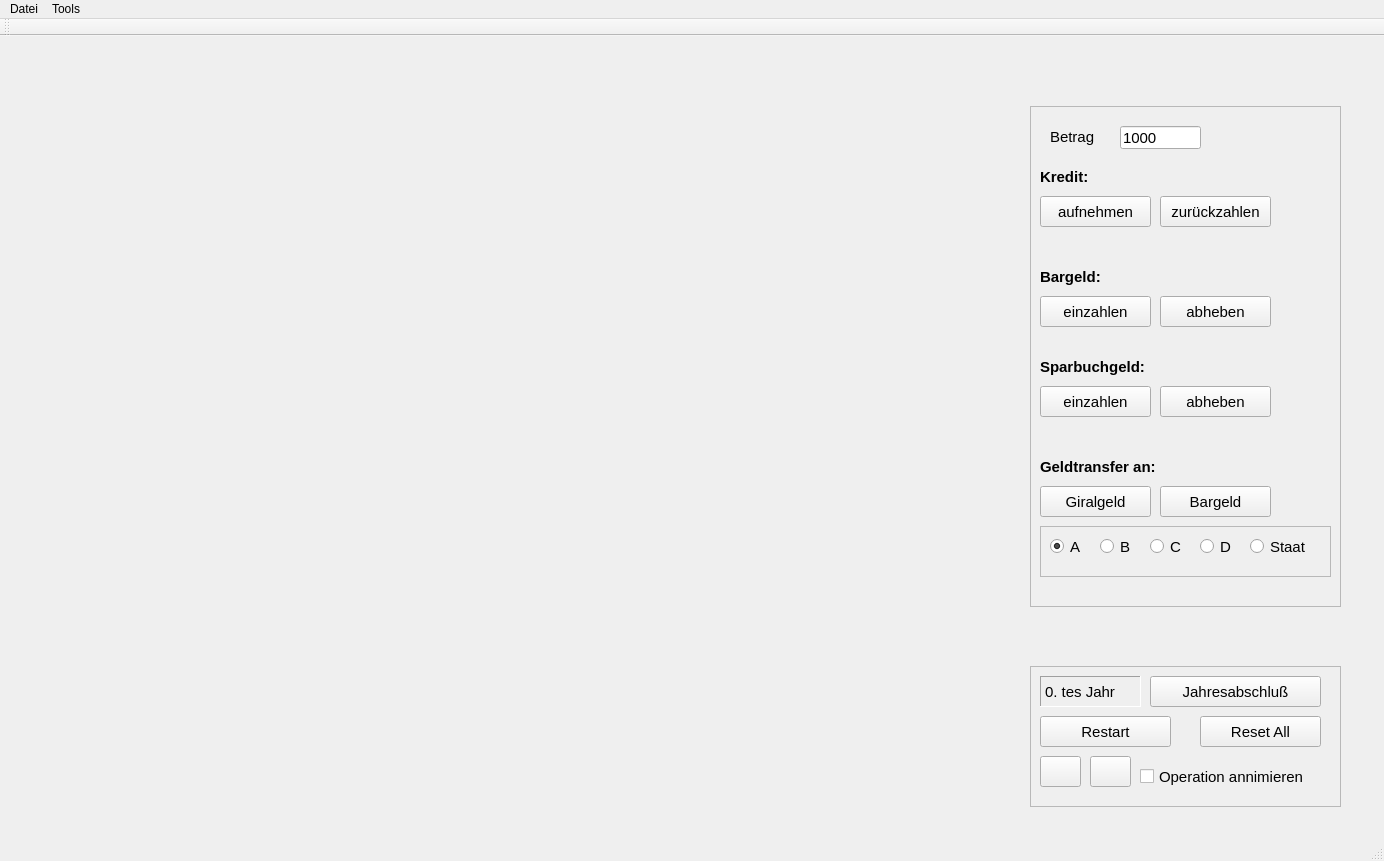
This is mainwindow.ui in FankStimmel/Bankbilanz as Qt 5 draws it before an edit. The edited form follows.
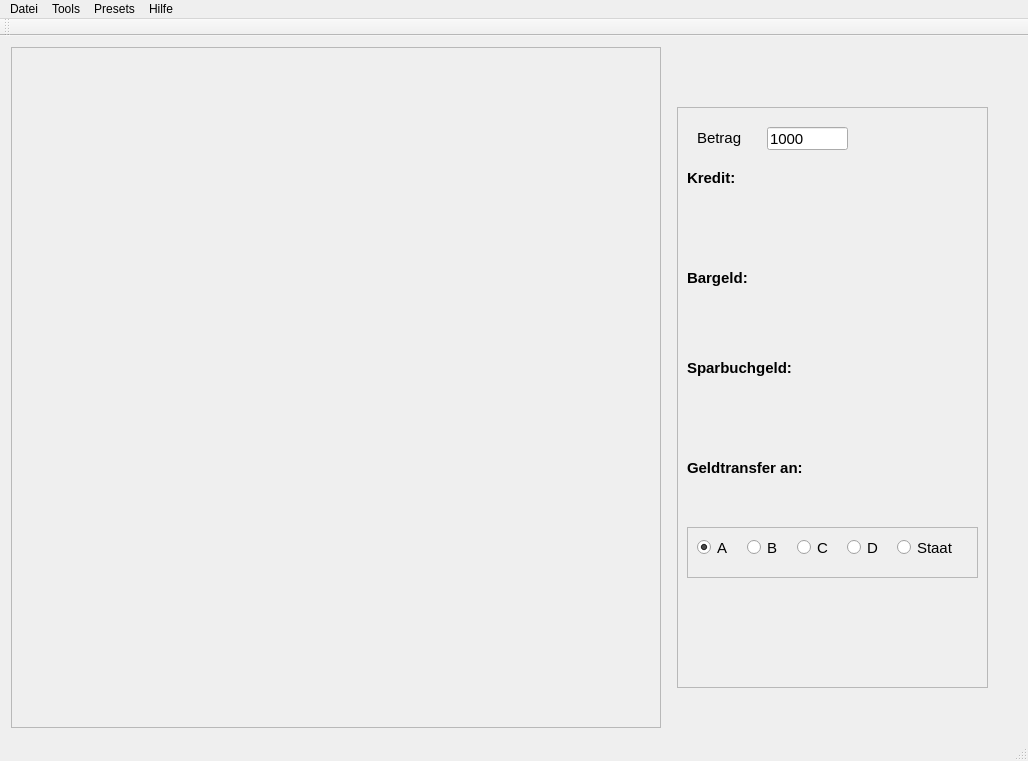
This is the edited form. The open tabs and pages were chosen to show the change.

```diff
--- a/mainwindow.ui
+++ b/mainwindow.ui
@@ -6,34 +6,68 @@
    <rect>
     <x>0</x>
     <y>0</y>
-    <width>1384</width>
-    <height>861</height>
+    <width>1024</width>
+    <height>761</height>
    </rect>
   </property>
   <property name="windowTitle">
    <string>Bank - Bilanz - Rechner</string>
   </property>
   <widget class="QWidget" name="centralWidget">
+   <layout class="QHBoxLayout" name="horizontalLayout">
+    <item>
+     <widget class="QFrame" name="frameViewport">
+      <property name="sizePolicy">
+       <sizepolicy hsizetype="Minimum" vsizetype="Minimum">
+        <horstretch>0</horstretch>
+        <verstretch>0</verstretch>
+       </sizepolicy>
+      </property>
+      <property name="minimumSize">
+       <size>
+        <width>650</width>
+        <height>650</height>
+       </size>
+      </property>
+      <property name="frameShape">
+       <enum>QFrame::StyledPanel</enum>
+      </property>
+      <property name="frameShadow">
+       <enum>QFrame::Raised</enum>
+      </property>
+     </widget>
+    </item>
+    <item>
    <widget class="QStackedWidget" name="stackedWidget">
-    <property name="geometry">
-     <rect>
-      <x>1020</x>
-      <y>10</y>
-      <width>331</width>
-      <height>601</height>
-     </rect>
+      <property name="sizePolicy">
+       <sizepolicy hsizetype="Fixed" vsizetype="Preferred">
+        <horstretch>0</horstretch>
+        <verstretch>0</verstretch>
+       </sizepolicy>
+      </property>
+      <property name="minimumSize">
+       <size>
+        <width>350</width>
+        <height>400</height>
+       </size>
+      </property>
+      <property name="maximumSize">
+       <size>
+        <width>350</width>
+        <height>16777215</height>
+       </size>
     </property>
     <property name="currentIndex">
-     <number>5</number>
+       <number>6</number>
     </property>
     <widget class="QWidget" name="page">
-     <widget class="QFrame" name="frame">
+       <widget class="QFrame" name="frameAktionDesKunden">
       <property name="geometry">
        <rect>
         <x>10</x>
         <y>60</y>
         <width>311</width>
-        <height>501</height>
+          <height>581</height>
        </rect>
       </property>
       <property name="font">
@@ -89,122 +123,6 @@
         <string>1000</string>
        </property>
       </widget>
-      <widget class="QPushButton" name="pushButtonKreditBeiDerBankAufnehmen">
-       <property name="geometry">
-        <rect>
-         <x>10</x>
-         <y>90</y>
-         <width>111</width>
-         <height>31</height>
-        </rect>
-       </property>
-       <property name="font">
-        <font>
-         <pointsize>11</pointsize>
-         <weight>50</weight>
-         <bold>false</bold>
-        </font>
-       </property>
-       <property name="text">
-        <string>aufnehmen</string>
-       </property>
-      </widget>
-      <widget class="QPushButton" name="pushButtonKreditBeiDerBankZurueckzahlen">
-       <property name="geometry">
-        <rect>
-         <x>130</x>
-         <y>90</y>
-         <width>111</width>
-         <height>31</height>
-        </rect>
-       </property>
-       <property name="font">
-        <font>
-         <pointsize>11</pointsize>
-         <weight>50</weight>
-         <bold>false</bold>
-        </font>
-       </property>
-       <property name="text">
-        <string>zurückzahlen</string>
-       </property>
-      </widget>
-      <widget class="QPushButton" name="pushButtonBargeldAmBankschalterEinzahlen">
-       <property name="geometry">
-        <rect>
-         <x>10</x>
-         <y>190</y>
-         <width>111</width>
-         <height>31</height>
-        </rect>
-       </property>
-       <property name="font">
-        <font>
-         <weight>50</weight>
-         <bold>false</bold>
-        </font>
-       </property>
-       <property name="text">
-        <string>einzahlen</string>
-       </property>
-      </widget>
-      <widget class="QPushButton" name="pushButtonBargeldAmBankschalterAbheben">
-       <property name="geometry">
-        <rect>
-         <x>130</x>
-         <y>190</y>
-         <width>111</width>
-         <height>31</height>
-        </rect>
-       </property>
-       <property name="font">
-        <font>
-         <weight>50</weight>
-         <bold>false</bold>
-        </font>
-       </property>
-       <property name="text">
-        <string>abheben</string>
-       </property>
-      </widget>
-      <widget class="QPushButton" name="pushButtonGiralgeldUeberweisen">
-       <property name="geometry">
-        <rect>
-         <x>10</x>
-         <y>380</y>
-         <width>111</width>
-         <height>31</height>
-        </rect>
-       </property>
-       <property name="font">
-        <font>
-         <weight>50</weight>
-         <bold>false</bold>
-        </font>
-       </property>
-       <property name="text">
-        <string>Giralgeld</string>
-       </property>
-      </widget>
-      <widget class="QPushButton" name="pushButtonPersonGibtAndererPersonBargeld">
-       <property name="geometry">
-        <rect>
-         <x>130</x>
-         <y>380</y>
-         <width>111</width>
-         <height>31</height>
-        </rect>
-       </property>
-       <property name="font">
-        <font>
-         <weight>50</weight>
-         <bold>false</bold>
-        </font>
-       </property>
-       <property name="text">
-        <string>Bargeld</string>
-       </property>
-      </widget>
       <widget class="QFrame" name="frame_2">
        <property name="geometry">
         <rect>
@@ -371,54 +289,16 @@
         <string>Sparbuchgeld:</string>
        </property>
       </widget>
-      <widget class="QPushButton" name="pushButtonSparbuchgeldEinzahlen">
-       <property name="geometry">
-        <rect>
-         <x>10</x>
-         <y>280</y>
-         <width>111</width>
-         <height>31</height>
-        </rect>
-       </property>
-       <property name="font">
-        <font>
-         <weight>50</weight>
-         <bold>false</bold>
-        </font>
-       </property>
-       <property name="text">
-        <string>einzahlen</string>
-       </property>
-      </widget>
-      <widget class="QPushButton" name="pushButtonSparbuchgeldAbheben">
-       <property name="geometry">
-        <rect>
-         <x>130</x>
-         <y>280</y>
-         <width>111</width>
-         <height>31</height>
-        </rect>
-       </property>
-       <property name="font">
-        <font>
-         <weight>50</weight>
-         <bold>false</bold>
-        </font>
-       </property>
-       <property name="text">
-        <string>abheben</string>
-       </property>
-      </widget>
      </widget>
     </widget>
     <widget class="QWidget" name="page_3">
-     <widget class="QFrame" name="frame_3">
+       <widget class="QFrame" name="frameAktionDerBank">
       <property name="geometry">
        <rect>
         <x>10</x>
         <y>60</y>
         <width>311</width>
-        <height>531</height>
+          <height>611</height>
        </rect>
       </property>
       <property name="frameShape">
@@ -463,104 +343,6 @@
         <string>1000</string>
        </property>
       </widget>
-      <widget class="QPushButton" name="pushButtonKrediteBeiDerZentralbankAufnehmen">
-       <property name="geometry">
-        <rect>
-         <x>10</x>
-         <y>90</y>
-         <width>131</width>
-         <height>31</height>
-        </rect>
-       </property>
-       <property name="font">
-        <font>
-         <pointsize>11</pointsize>
-         <weight>50</weight>
-         <bold>false</bold>
-        </font>
-       </property>
-       <property name="text">
-        <string>aufnehmen</string>
-       </property>
-      </widget>
-      <widget class="QPushButton" name="pushButtonKrediteBeiDerZentralbankZurueckzahlen">
-       <property name="geometry">
-        <rect>
-         <x>150</x>
-         <y>90</y>
-         <width>141</width>
-         <height>31</height>
-        </rect>
-       </property>
-       <property name="font">
-        <font>
-         <pointsize>11</pointsize>
-         <weight>50</weight>
-         <bold>false</bold>
-        </font>
-       </property>
-       <property name="text">
-        <string>zurückzahlen</string>
-       </property>
-      </widget>
-      <widget class="QPushButton" name="pushButtonBargeldInZentralbankgeld">
-       <property name="geometry">
-        <rect>
-         <x>110</x>
-         <y>180</y>
-         <width>51</width>
-         <height>31</height>
-        </rect>
-       </property>
-       <property name="font">
-        <font>
-         <pointsize>11</pointsize>
-         <weight>50</weight>
-         <bold>false</bold>
-        </font>
-       </property>
-       <property name="text">
-        <string> -&gt; </string>
-       </property>
-      </widget>
-      <widget class="QPushButton" name="pushButtonZentralbankgeldInBargeld">
-       <property name="geometry">
-        <rect>
-         <x>110</x>
-         <y>220</y>
-         <width>51</width>
-         <height>31</height>
-        </rect>
-       </property>
-       <property name="font">
-        <font>
-         <pointsize>11</pointsize>
-         <weight>50</weight>
-         <bold>false</bold>
-        </font>
-       </property>
-       <property name="text">
-        <string>&lt;-</string>
-       </property>
-      </widget>
-      <widget class="QPushButton" name="pushButtonBankVerkauftStaatsanleihenAnZBank">
-       <property name="geometry">
-        <rect>
-         <x>10</x>
-         <y>310</y>
-         <width>281</width>
-         <height>31</height>
-        </rect>
-       </property>
-       <property name="font">
-        <font>
-         <pointsize>11</pointsize>
-        </font>
-       </property>
-       <property name="text">
-        <string>an Z-Bank verkaufen</string>
-       </property>
-      </widget>
       <widget class="QLabel" name="label_20">
        <property name="geometry">
         <rect>
@@ -578,7 +360,7 @@
         </font>
        </property>
        <property name="text">
-        <string>Kredit bei Z-Bank:</string>
+          <string>Zentralbankkredit:</string>
        </property>
       </widget>
       <widget class="QLabel" name="label_22">
@@ -641,46 +423,6 @@
         <string>Tansaktionen:</string>
        </property>
       </widget>
-      <widget class="QPushButton" name="pushButtonEigenkapitalEinlegen">
-       <property name="geometry">
-        <rect>
-         <x>10</x>
-         <y>400</y>
-         <width>281</width>
-         <height>31</height>
-        </rect>
-       </property>
-       <property name="font">
-        <font>
-         <pointsize>11</pointsize>
-         <weight>50</weight>
-         <bold>false</bold>
-        </font>
-       </property>
-       <property name="text">
-        <string>Eigenkapital einlegen</string>
-       </property>
-      </widget>
-      <widget class="QPushButton" name="pushButtonWertpapierAnkaufenVon">
-       <property name="geometry">
-        <rect>
-         <x>10</x>
-         <y>440</y>
-         <width>221</width>
-         <height>31</height>
-        </rect>
-       </property>
-       <property name="font">
-        <font>
-         <pointsize>11</pointsize>
-         <weight>50</weight>
-         <bold>false</bold>
-        </font>
-       </property>
-       <property name="text">
-        <string>Wertpapier kaufen von </string>
-       </property>
-      </widget>
       <widget class="QComboBox" name="comboBoxWertpapiereVon">
        <property name="geometry">
         <rect>
@@ -720,8 +462,8 @@
        <property name="geometry">
         <rect>
          <x>20</x>
-         <y>200</y>
-         <width>81</width>
+           <y>180</y>
+           <width>101</width>
          <height>31</height>
         </rect>
        </property>
@@ -740,9 +482,9 @@
       <widget class="QLabel" name="label_12">
        <property name="geometry">
         <rect>
-         <x>170</x>
-         <y>200</y>
-         <width>111</width>
+           <x>20</x>
+           <y>220</y>
+           <width>101</width>
          <height>31</height>
         </rect>
        </property>
@@ -765,7 +507,7 @@
        <property name="geometry">
         <rect>
          <x>10</x>
-         <y>480</y>
+           <y>520</y>
          <width>281</width>
          <height>31</height>
         </rect>
@@ -788,7 +530,7 @@
         <x>10</x>
         <y>60</y>
         <width>311</width>
-        <height>91</height>
+          <height>581</height>
        </rect>
       </property>
       <property name="frameShape">
@@ -852,13 +594,13 @@
      </widget>
     </widget>
     <widget class="QWidget" name="page_2">
-     <widget class="QFrame" name="frame_5">
+       <widget class="QFrame" name="frameAktionenDesStaates">
       <property name="geometry">
        <rect>
         <x>10</x>
         <y>60</y>
         <width>311</width>
-        <height>301</height>
+          <height>581</height>
        </rect>
       </property>
       <property name="frameShape">
@@ -905,24 +647,6 @@
         <string>Betrag</string>
        </property>
       </widget>
-      <widget class="QPushButton" name="pushButtonStaatVerkauftStaatsanleihen">
-       <property name="geometry">
-        <rect>
-         <x>10</x>
-         <y>100</y>
-         <width>131</width>
-         <height>31</height>
-        </rect>
-       </property>
-       <property name="font">
-        <font>
-         <pointsize>11</pointsize>
-        </font>
-       </property>
-       <property name="text">
-        <string>verkaufen an</string>
-       </property>
-      </widget>
       <widget class="QLineEdit" name="lineEditGeldbetragStaat">
        <property name="geometry">
         <rect>
@@ -941,24 +665,6 @@
         <string>1000</string>
        </property>
       </widget>
-      <widget class="QPushButton" name="pushButtonStaatKauftStaatsanleihen">
-       <property name="geometry">
-        <rect>
-         <x>150</x>
-         <y>100</y>
-         <width>111</width>
-         <height>31</height>
-        </rect>
-       </property>
-       <property name="font">
-        <font>
-         <pointsize>11</pointsize>
-        </font>
-       </property>
-       <property name="text">
-        <string>kaufen von</string>
-       </property>
-      </widget>
       <widget class="QLabel" name="label">
        <property name="geometry">
         <rect>
@@ -979,24 +685,6 @@
         <string>Giralgeld überweisen:</string>
        </property>
       </widget>
-      <widget class="QPushButton" name="pushButtonStaatUeberweistGiralgeld">
-       <property name="geometry">
-        <rect>
-         <x>10</x>
-         <y>230</y>
-         <width>211</width>
-         <height>31</height>
-        </rect>
-       </property>
-       <property name="font">
-        <font>
-         <pointsize>11</pointsize>
-        </font>
-       </property>
-       <property name="text">
-        <string>von Bank A -&gt; zum Kunden</string>
-       </property>
-      </widget>
       <widget class="QComboBox" name="comboBoxStaatUeberweistGiralgeldAn">
        <property name="geometry">
         <rect>
@@ -1041,7 +729,7 @@
         <x>10</x>
         <y>60</y>
         <width>311</width>
-        <height>301</height>
+          <height>581</height>
        </rect>
       </property>
       <property name="frameShape">
@@ -1339,9 +1027,9 @@
       <property name="geometry">
        <rect>
         <x>10</x>
-        <y>80</y>
+          <y>20</y>
         <width>301</width>
-        <height>491</height>
+          <height>621</height>
        </rect>
       </property>
       <property name="frameShape">
@@ -1350,179 +1038,39 @@
       <property name="frameShadow">
        <enum>QFrame::Raised</enum>
       </property>
-      <widget class="QPushButton" name="pushButtonClearingVerfahrenAusfuehren">
+       </widget>
+      </widget>
+      <widget class="QWidget" name="pageEinfhrungInsProgramm">
+       <widget class="QTextEdit" name="textEditEinfuehrungInsProgramm">
        <property name="geometry">
         <rect>
          <x>10</x>
-         <y>450</y>
-         <width>271</width>
-         <height>31</height>
-        </rect>
-       </property>
-       <property name="font">
-        <font>
-         <pointsize>11</pointsize>
-        </font>
-       </property>
-       <property name="text">
-        <string>Clearing Verfahren ausführen</string>
-       </property>
-      </widget>
-     </widget>
-    </widget>
-   </widget>
-   <widget class="QFrame" name="frame_4">
-    <property name="geometry">
-     <rect>
-      <x>1030</x>
-      <y>630</y>
+          <y>20</y>
       <width>311</width>
-      <height>141</height>
-     </rect>
-    </property>
-    <property name="frameShape">
-     <enum>QFrame::StyledPanel</enum>
-    </property>
-    <property name="frameShadow">
-     <enum>QFrame::Raised</enum>
-    </property>
-    <widget class="QPushButton" name="pushButtonResetAlleBilanzenToNull">
-     <property name="geometry">
-      <rect>
-       <x>170</x>
-       <y>50</y>
-       <width>121</width>
-       <height>31</height>
-      </rect>
-     </property>
+          <height>431</height>
+         </rect>
+        </property>
      <property name="font">
       <font>
-       <pointsize>11</pointsize>
-       <weight>50</weight>
-       <bold>false</bold>
-      </font>
-     </property>
-     <property name="text">
-      <string>Reset All</string>
-     </property>
-    </widget>
-    <widget class="QPushButton" name="pushButtonRestart">
-     <property name="geometry">
-      <rect>
-       <x>10</x>
-       <y>50</y>
-       <width>131</width>
-       <height>31</height>
-      </rect>
-     </property>
-     <property name="font">
-      <font>
-       <pointsize>11</pointsize>
-       <weight>50</weight>
-       <bold>false</bold>
-      </font>
-     </property>
-     <property name="text">
-      <string>Restart</string>
-     </property>
-    </widget>
-    <widget class="QPushButton" name="pushButtonEinJahtIstVorbei">
-     <property name="geometry">
-      <rect>
-       <x>120</x>
-       <y>10</y>
-       <width>171</width>
-       <height>31</height>
-      </rect>
-     </property>
-     <property name="font">
-      <font>
-       <pointsize>11</pointsize>
-       <weight>50</weight>
-       <bold>false</bold>
-      </font>
-     </property>
-     <property name="text">
-      <string>Jahresabschluß</string>
-     </property>
-    </widget>
-    <widget class="QPushButton" name="pushButtonMaxHistoryGrenzeDown">
-     <property name="geometry">
-      <rect>
-       <x>10</x>
-       <y>90</y>
-       <width>41</width>
-       <height>31</height>
-      </rect>
-     </property>
-     <property name="text">
-      <string/>
-     </property>
-    </widget>
-    <widget class="QPushButton" name="pushButtonMaxHistoryGrenzeUp">
-     <property name="geometry">
-      <rect>
-       <x>60</x>
-       <y>90</y>
-       <width>41</width>
-       <height>31</height>
-      </rect>
-     </property>
-     <property name="text">
-      <string/>
-     </property>
-    </widget>
-    <widget class="QCheckBox" name="checkBoxAnimateOperation">
-     <property name="geometry">
-      <rect>
-       <x>110</x>
-       <y>100</y>
-       <width>191</width>
-       <height>21</height>
-      </rect>
-     </property>
-     <property name="font">
-      <font>
-       <pointsize>11</pointsize>
-      </font>
-     </property>
-     <property name="text">
-      <string>Operation annimieren</string>
-     </property>
-    </widget>
-    <widget class="QLabel" name="labelJahreszahl">
-     <property name="geometry">
-      <rect>
-       <x>10</x>
-       <y>10</y>
-       <width>101</width>
-       <height>31</height>
-      </rect>
-     </property>
-     <property name="font">
-      <font>
-       <pointsize>11</pointsize>
-      </font>
-     </property>
-     <property name="frameShape">
-      <enum>QFrame::Panel</enum>
-     </property>
-     <property name="frameShadow">
-      <enum>QFrame::Sunken</enum>
-     </property>
-     <property name="text">
-      <string>0. tes Jahr</string>
-     </property>
-    </widget>
-   </widget>
+          <pointsize>12</pointsize>
+         </font>
+        </property>
+        <property name="readOnly">
+         <bool>true</bool>
+        </property>
+       </widget>
+      </widget>
+     </widget>
+    </item>
+   </layout>
   </widget>
   <widget class="QMenuBar" name="menuBar">
    <property name="geometry">
     <rect>
      <x>0</x>
      <y>0</y>
-     <width>1384</width>
-     <height>20</height>
+     <width>1024</width>
+     <height>23</height>
     </rect>
    </property>
    <widget class="QMenu" name="menuDatei">
@@ -1536,11 +1084,35 @@
     </property>
     <addaction name="actionScreenshots_aufnehmen"/>
     <addaction name="actionZentralbankbilanz_sichtbar"/>
+    <addaction name="actionLetzte_Operation_annimieren"/>
+   </widget>
+   <widget class="QMenu" name="menuPresets">
+    <property name="title">
+     <string>Presets</string>
+    </property>
+    <addaction name="actionReset"/>
+    <addaction name="actionInitialisiere_alle_Bilanzen"/>
+    <addaction name="actionAlle_Kunden_haben_Kredite_aufgenommen"/>
+    <addaction name="actionDer_Staat_verschuldet_sich_und_bezahlt_Buerger"/>
+   </widget>
+   <widget class="QMenu" name="menuHilfe">
+    <property name="title">
+     <string>Hilfe</string>
+    </property>
+    <addaction name="actionInfo"/>
    </widget>
    <addaction name="menuDatei"/>
    <addaction name="menuTools"/>
+   <addaction name="menuPresets"/>
+   <addaction name="menuHilfe"/>
   </widget>
   <widget class="QToolBar" name="mainToolBar">
+   <property name="iconSize">
+    <size>
+     <width>32</width>
+     <height>32</height>
+    </size>
+   </property>
    <attribute name="toolBarArea">
     <enum>TopToolBarArea</enum>
    </attribute>
@@ -1571,6 +1143,39 @@
     <string>Zentralbankbilanz sichtbar</string>
    </property>
   </action>
+  <action name="actionLetzte_Operation_annimieren">
+   <property name="checkable">
+    <bool>true</bool>
+   </property>
+   <property name="text">
+    <string>Letzte Operation annimieren</string>
+   </property>
+  </action>
+  <action name="actionAlle_Kunden_haben_Kredite_aufgenommen">
+   <property name="text">
+    <string>Alle Kunden haben Kredite aufgenommen</string>
+   </property>
+  </action>
+  <action name="actionReset">
+   <property name="text">
+    <string>Reset aller Bilanzen</string>
+   </property>
+  </action>
+  <action name="actionInitialisiere_alle_Bilanzen">
+   <property name="text">
+    <string>Initialisiere alle Bilanzen</string>
+   </property>
+  </action>
+  <action name="actionDer_Staat_verschuldet_sich_und_bezahlt_Buerger">
+   <property name="text">
+    <string>Der Staat verschuldet sich und bezahlt Buerger</string>
+   </property>
+  </action>
+  <action name="actionInfo">
+   <property name="text">
+    <string>Info</string>
+   </property>
+  </action>
  </widget>
  <layoutdefault spacing="6" margin="11"/>
  <resources/>
```
Lines whose indentation alone changed are shown as unchanged.
